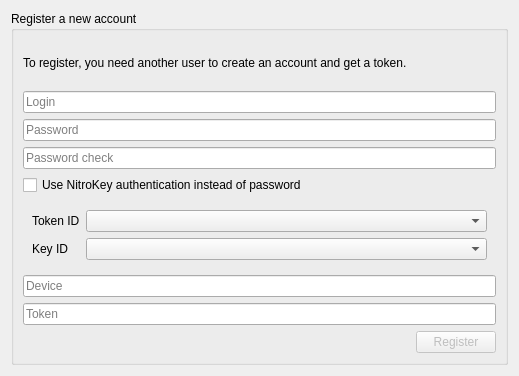
The window that parsec/core/gui/forms/login_register_user_widget.ui (Scille/parsec-cloud) describes before a commit, drawn with Qt 5.
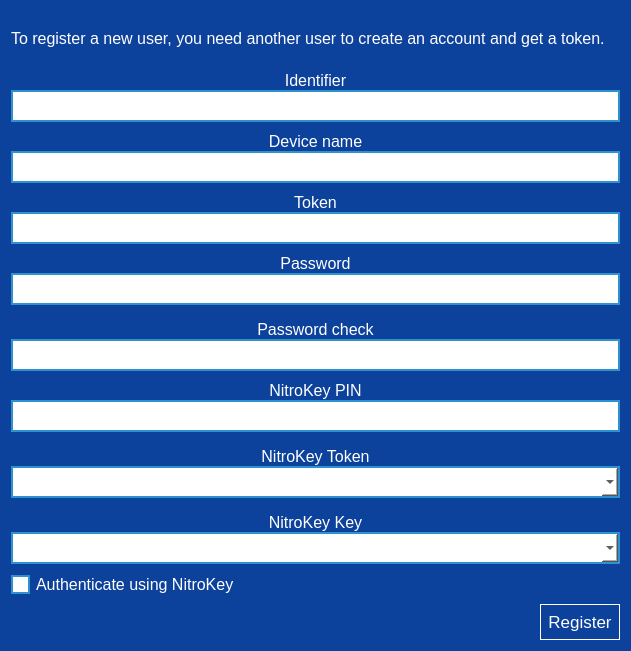
The same window after the commit. Icons and pictures are not drawn.

The edit to the form file:
```diff
--- a/parsec/core/gui/forms/login_register_user_widget.ui
+++ b/parsec/core/gui/forms/login_register_user_widget.ui
@@ -6,134 +6,638 @@
    <rect>
     <x>0</x>
     <y>0</y>
-    <width>519</width>
-    <height>376</height>
+    <width>631</width>
+    <height>651</height>
    </rect>
   </property>
   <property name="windowTitle">
    <string>Form</string>
   </property>
-  <layout class="QVBoxLayout" name="verticalLayout">
+  <property name="styleSheet">
+   <string notr="true">background-color: rgb(12, 65, 156);
+</string>
+  </property>
+  <layout class="QVBoxLayout" name="verticalLayout_4">
    <item>
-    <widget class="QGroupBox" name="group_claim">
-     <property name="enabled">
+    <widget class="QLabel" name="label_9">
+     <property name="font">
+      <font>
+       <pointsize>12</pointsize>
+      </font>
+     </property>
+     <property name="styleSheet">
+      <string notr="true">color: rgb(255, 255, 255);</string>
+     </property>
+     <property name="text">
+      <string>To register a new user, you need another user to create an account and get a token.</string>
+     </property>
+     <property name="alignment">
+      <set>Qt::AlignJustify|Qt::AlignVCenter</set>
+     </property>
+     <property name="wordWrap">
       <bool>true</bool>
      </property>
-     <property name="title">
-      <string>Register a new account</string>
+     <property name="margin">
+      <number>10</number>
      </property>
-     <layout class="QVBoxLayout" name="verticalLayout_3">
+    </widget>
+   </item>
+   <item>
+    <widget class="QWidget" name="widget" native="true">
+     <property name="sizePolicy">
+      <sizepolicy hsizetype="Expanding" vsizetype="Preferred">
+       <horstretch>0</horstretch>
+       <verstretch>0</verstretch>
+      </sizepolicy>
+     </property>
+     <property name="minimumSize">
+      <size>
+       <width>0</width>
+       <height>0</height>
+      </size>
+     </property>
+     <property name="styleSheet">
+      <string notr="true">QLineEdit
+{
+border: 2px solid rgb(46, 145, 208);
+background-color: white;
+color: black;
+}
+
+QComboBox
+{
+border: 2px solid rgb(46, 145, 208);
+background-color: white;
+color: black;
+}
+
+QComboBox::down-arrow
+{
+image: url(:/icons/images/icons/down-arrow.png);
+}
+
+QCheckBox
+{
+color: rgb(255, 255, 255);
+}
+
+QCheckBox::indicator
+{
+width: 15px;
+height: 15px;
+background-color: rgb(255, 255, 255);
+border: 2px solid rgb(46, 145, 208);
+color: black;
+}
+
+QCheckBox::indicator:checked
+{
+image: url(:/icons/images/icons/checked.png)
+}</string>
+     </property>
+     <layout class="QVBoxLayout" name="verticalLayout_6">
+      <property name="spacing">
+       <number>0</number>
+      </property>
+      <property name="leftMargin">
+       <number>0</number>
+      </property>
+      <property name="topMargin">
+       <number>0</number>
+      </property>
+      <property name="rightMargin">
+       <number>0</number>
+      </property>
+      <property name="bottomMargin">
+       <number>0</number>
+      </property>
       <item>
-       <widget class="QLabel" name="label">
-        <property name="text">
-         <string>To register, you need another user to create an account and get a token.</string>
+       <widget class="QWidget" name="widget_2" native="true">
+        <property name="styleSheet">
+         <string notr="true">QLineEdit
+{
+border: 2px solid rgb(46, 145, 208);
+background-color: white;
+color: black;
+}
+
+QComboBox
+{
+border: 2px solid rgb(46, 145, 208);
+background-color: white;
+color: black;
+}
+
+QComboBox::down-arrow
+{
+image: url(:/icons/images/icons/down-arrow.png);
+}
+
+QCheckBox
+{
+color: rgb(255, 255, 255);
+}
+
+QCheckBox::indicator
+{
+width: 15px;
+height: 15px;
+background-color: rgb(255, 255, 255);
+border: 2px solid rgb(46, 145, 208);
+color: black;
+}
+
+QCheckBox::indicator:checked
+{
+image: url(:/icons/images/icons/checked.png)
+}</string>
         </property>
-       </widget>
-      </item>
-      <item>
-       <widget class="QLineEdit" name="line_edit_login">
-        <property name="text">
-         <string/>
-        </property>
-        <property name="placeholderText">
-         <string>Login</string>
-        </property>
-       </widget>
-      </item>
-      <item>
-       <widget class="QLineEdit" name="line_edit_password">
-        <property name="echoMode">
-         <enum>QLineEdit::Password</enum>
-        </property>
-        <property name="placeholderText">
-         <string>Password</string>
-        </property>
-       </widget>
-      </item>
-      <item>
-       <widget class="QLineEdit" name="line_edit_password_check">
-        <property name="echoMode">
-         <enum>QLineEdit::Password</enum>
-        </property>
-        <property name="placeholderText">
-         <string>Password check</string>
-        </property>
-       </widget>
-      </item>
-      <item>
-       <widget class="QCheckBox" name="check_box_use_nitrokey">
-        <property name="text">
-         <string>Use NitroKey authentication instead of password</string>
-        </property>
-       </widget>
-      </item>
-      <item>
-       <widget class="QWidget" name="widget_nitrokey" native="true">
-        <layout class="QFormLayout" name="formLayout">
-         <item row="0" column="0">
-          <widget class="QLabel" name="label_2">
-           <property name="text">
-            <string>Token ID</string>
+        <layout class="QVBoxLayout" name="verticalLayout">
+         <property name="spacing">
+          <number>10</number>
+         </property>
+         <property name="leftMargin">
+          <number>0</number>
+         </property>
+         <property name="topMargin">
+          <number>0</number>
+         </property>
+         <property name="rightMargin">
+          <number>0</number>
+         </property>
+         <property name="bottomMargin">
+          <number>0</number>
+         </property>
+         <item>
+          <layout class="QVBoxLayout" name="verticalLayout_5">
+           <property name="spacing">
+            <number>0</number>
            </property>
+           <item>
+            <widget class="QLabel" name="label">
+             <property name="font">
+              <font>
+               <pointsize>12</pointsize>
+              </font>
+             </property>
+             <property name="styleSheet">
+              <string notr="true">color: rgb(255, 255, 255);</string>
+             </property>
+             <property name="text">
+              <string>Identifier</string>
+             </property>
+             <property name="alignment">
+              <set>Qt::AlignCenter</set>
+             </property>
+            </widget>
+           </item>
+           <item>
+            <widget class="QLineEdit" name="line_edit_login">
+             <property name="minimumSize">
+              <size>
+               <width>0</width>
+               <height>32</height>
+              </size>
+             </property>
+             <property name="font">
+              <font>
+               <pointsize>12</pointsize>
+              </font>
+             </property>
+            </widget>
+           </item>
+          </layout>
+         </item>
+         <item>
+          <layout class="QVBoxLayout" name="verticalLayout_7">
+           <property name="spacing">
+            <number>0</number>
+           </property>
+           <item>
+            <widget class="QLabel" name="label_7">
+             <property name="font">
+              <font>
+               <pointsize>12</pointsize>
+              </font>
+             </property>
+             <property name="styleSheet">
+              <string notr="true">color: rgb(255, 255, 255);</string>
+             </property>
+             <property name="text">
+              <string>Device name</string>
+             </property>
+             <property name="alignment">
+              <set>Qt::AlignCenter</set>
+             </property>
+            </widget>
+           </item>
+           <item>
+            <widget class="QLineEdit" name="line_edit_device">
+             <property name="minimumSize">
+              <size>
+               <width>0</width>
+               <height>32</height>
+              </size>
+             </property>
+             <property name="font">
+              <font>
+               <pointsize>12</pointsize>
+              </font>
+             </property>
+            </widget>
+           </item>
+          </layout>
+         </item>
+         <item>
+          <layout class="QVBoxLayout" name="verticalLayout_8">
+           <property name="spacing">
+            <number>0</number>
+           </property>
+           <item>
+            <widget class="QLabel" name="label_8">
+             <property name="font">
+              <font>
+               <pointsize>12</pointsize>
+              </font>
+             </property>
+             <property name="styleSheet">
+              <string notr="true">color: rgb(255, 255, 255);</string>
+             </property>
+             <property name="text">
+              <string>Token</string>
+             </property>
+             <property name="alignment">
+              <set>Qt::AlignCenter</set>
+             </property>
+            </widget>
+           </item>
+           <item>
+            <widget class="QLineEdit" name="line_edit_token">
+             <property name="minimumSize">
+              <size>
+               <width>0</width>
+               <height>32</height>
+              </size>
+             </property>
+             <property name="font">
+              <font>
+               <pointsize>12</pointsize>
+              </font>
+             </property>
+            </widget>
+           </item>
+          </layout>
+         </item>
+         <item>
+          <widget class="QWidget" name="widget_password" native="true">
+           <layout class="QVBoxLayout" name="verticalLayout_2">
+            <property name="spacing">
+             <number>15</number>
+            </property>
+            <property name="leftMargin">
+             <number>0</number>
+            </property>
+            <property name="topMargin">
+             <number>0</number>
+            </property>
+            <property name="rightMargin">
+             <number>0</number>
+            </property>
+            <property name="bottomMargin">
+             <number>0</number>
+            </property>
+            <item>
+             <layout class="QVBoxLayout" name="verticalLayout_10">
+              <property name="spacing">
+               <number>0</number>
+              </property>
+              <item>
+               <widget class="QLabel" name="label_2">
+                <property name="font">
+                 <font>
+                  <pointsize>12</pointsize>
+                 </font>
+                </property>
+                <property name="styleSheet">
+                 <string notr="true">color: rgb(255, 255, 255);</string>
+                </property>
+                <property name="text">
+                 <string>Password</string>
+                </property>
+                <property name="alignment">
+                 <set>Qt::AlignCenter</set>
+                </property>
+               </widget>
+              </item>
+              <item>
+               <widget class="QLineEdit" name="line_edit_password">
+                <property name="minimumSize">
+                 <size>
+                  <width>0</width>
+                  <height>32</height>
+                 </size>
+                </property>
+                <property name="font">
+                 <font>
+                  <pointsize>12</pointsize>
+                 </font>
+                </property>
+                <property name="styleSheet">
+                 <string notr="true"/>
+                </property>
+                <property name="text">
+                 <string/>
+                </property>
+                <property name="echoMode">
+                 <enum>QLineEdit::Password</enum>
+                </property>
+               </widget>
+              </item>
+             </layout>
+            </item>
+            <item>
+             <layout class="QVBoxLayout" name="verticalLayout_11">
+              <property name="spacing">
+               <number>0</number>
+              </property>
+              <item>
+               <widget class="QLabel" name="label_6">
+                <property name="font">
+                 <font>
+                  <pointsize>12</pointsize>
+                 </font>
+                </property>
+                <property name="styleSheet">
+                 <string notr="true">color: rgb(255, 255, 255);</string>
+                </property>
+                <property name="text">
+                 <string>Password check</string>
+                </property>
+                <property name="alignment">
+                 <set>Qt::AlignCenter</set>
+                </property>
+               </widget>
+              </item>
+              <item>
+               <widget class="QLineEdit" name="line_edit_password_check">
+                <property name="minimumSize">
+                 <size>
+                  <width>0</width>
+                  <height>32</height>
+                 </size>
+                </property>
+                <property name="font">
+                 <font>
+                  <pointsize>12</pointsize>
+                 </font>
+                </property>
+                <property name="echoMode">
+                 <enum>QLineEdit::Password</enum>
+                </property>
+               </widget>
+              </item>
+             </layout>
+            </item>
+           </layout>
           </widget>
          </item>
-         <item row="0" column="1">
-          <widget class="QComboBox" name="combo_nitrokey_token"/>
+         <item>
+          <widget class="QWidget" name="widget_nitrokey" native="true">
+           <property name="font">
+            <font>
+             <pointsize>12</pointsize>
+            </font>
+           </property>
+           <property name="styleSheet">
+            <string notr="true">color: rgb(255, 255, 255);</string>
+           </property>
+           <layout class="QVBoxLayout" name="verticalLayout_3">
+            <property name="spacing">
+             <number>15</number>
+            </property>
+            <property name="leftMargin">
+             <number>0</number>
+            </property>
+            <property name="topMargin">
+             <number>0</number>
+            </property>
+            <property name="rightMargin">
+             <number>0</number>
+            </property>
+            <property name="bottomMargin">
+             <number>0</number>
+            </property>
+            <item>
+             <layout class="QVBoxLayout" name="verticalLayout_12">
+              <property name="spacing">
+               <number>0</number>
+              </property>
+              <item>
+               <widget class="QLabel" name="label_3">
+                <property name="font">
+                 <font>
+                  <pointsize>12</pointsize>
+                 </font>
+                </property>
+                <property name="styleSheet">
+                 <string notr="true">color: rgb(255, 255, 255);</string>
+                </property>
+                <property name="text">
+                 <string>NitroKey PIN</string>
+                </property>
+                <property name="alignment">
+                 <set>Qt::AlignCenter</set>
+                </property>
+               </widget>
+              </item>
+              <item>
+               <widget class="QLineEdit" name="line_edit_nitrokey_pin">
+                <property name="minimumSize">
+                 <size>
+                  <width>0</width>
+                  <height>32</height>
+                 </size>
+                </property>
+                <property name="font">
+                 <font>
+                  <pointsize>12</pointsize>
+                 </font>
+                </property>
+                <property name="styleSheet">
+                 <string notr="true">color: rgb(0, 0, 0);</string>
+                </property>
+                <property name="text">
+                 <string/>
+                </property>
+                <property name="echoMode">
+                 <enum>QLineEdit::Password</enum>
+                </property>
+               </widget>
+              </item>
+             </layout>
+            </item>
+            <item>
+             <layout class="QVBoxLayout" name="verticalLayout_13">
+              <property name="spacing">
+               <number>0</number>
+              </property>
+              <item>
+               <widget class="QLabel" name="label_4">
+                <property name="font">
+                 <font>
+                  <pointsize>12</pointsize>
+                 </font>
+                </property>
+                <property name="styleSheet">
+                 <string notr="true">color: rgb(255, 255, 255);</string>
+                </property>
+                <property name="text">
+                 <string>NitroKey Token</string>
+                </property>
+                <property name="alignment">
+                 <set>Qt::AlignCenter</set>
+                </property>
+               </widget>
+              </item>
+              <item>
+               <widget class="QComboBox" name="combo_nitrokey_token">
+                <property name="minimumSize">
+                 <size>
+                  <width>0</width>
+                  <height>32</height>
+                 </size>
+                </property>
+                <property name="font">
+                 <font>
+                  <pointsize>12</pointsize>
+                 </font>
+                </property>
+                <property name="styleSheet">
+                 <string notr="true">color: black;</string>
+                </property>
+               </widget>
+              </item>
+             </layout>
+            </item>
+            <item>
+             <layout class="QVBoxLayout" name="verticalLayout_14">
+              <property name="spacing">
+               <number>0</number>
+              </property>
+              <item>
+               <widget class="QLabel" name="label_5">
+                <property name="font">
+                 <font>
+                  <pointsize>12</pointsize>
+                 </font>
+                </property>
+                <property name="styleSheet">
+                 <string notr="true">color: rgb(255, 255, 255);</string>
+                </property>
+                <property name="text">
+                 <string>NitroKey Key</string>
+                </property>
+                <property name="alignment">
+                 <set>Qt::AlignCenter</set>
+                </property>
+               </widget>
+              </item>
+              <item>
+               <widget class="QComboBox" name="combo_nitrokey_key">
+                <property name="minimumSize">
+                 <size>
+                  <width>0</width>
+                  <height>32</height>
+                 </size>
+                </property>
+                <property name="font">
+                 <font>
+                  <pointsize>12</pointsize>
+                 </font>
+                </property>
+                <property name="styleSheet">
+                 <string notr="true">color: black;</string>
+                </property>
+               </widget>
+              </item>
+             </layout>
+            </item>
+           </layout>
+          </widget>
          </item>
-         <item row="1" column="0">
-          <widget class="QLabel" name="label_3">
+         <item>
+          <widget class="QCheckBox" name="check_box_use_nitrokey">
+           <property name="font">
+            <font>
+             <pointsize>12</pointsize>
+            </font>
+           </property>
+           <property name="styleSheet">
+            <string notr="true"/>
+           </property>
            <property name="text">
-            <string>Key ID</string>
+            <string>Authenticate using NitroKey</string>
            </property>
+           <property name="checkable">
+            <bool>true</bool>
+           </property>
+           <property name="checked">
+            <bool>false</bool>
+           </property>
           </widget>
          </item>
-         <item row="1" column="1">
-          <widget class="QComboBox" name="combo_nitrokey_key"/>
+         <item>
+          <layout class="QHBoxLayout" name="horizontalLayout_3">
+           <property name="spacing">
+            <number>0</number>
+           </property>
+           <item>
+            <spacer name="horizontalSpacer">
+             <property name="orientation">
+              <enum>Qt::Horizontal</enum>
+             </property>
+             <property name="sizeHint" stdset="0">
+              <size>
+               <width>40</width>
+               <height>20</height>
+              </size>
+             </property>
+            </spacer>
+           </item>
+           <item>
+            <widget class="QPushButton" name="button_register">
+             <property name="font">
+              <font>
+               <pointsize>13</pointsize>
+              </font>
+             </property>
+             <property name="layoutDirection">
+              <enum>Qt::RightToLeft</enum>
+             </property>
+             <property name="styleSheet">
+              <string notr="true">border: 1px solid rgb(255, 255, 255);
+color: rgb(255, 255, 255);
+padding: 7px;</string>
+             </property>
+             <property name="text">
+              <string>Register</string>
+             </property>
+             <property name="iconSize">
+              <size>
+               <width>28</width>
+               <height>28</height>
+              </size>
+             </property>
+             <property name="flat">
+              <bool>true</bool>
+             </property>
+            </widget>
+           </item>
+          </layout>
          </item>
         </layout>
        </widget>
       </item>
-      <item>
-       <widget class="QLineEdit" name="line_edit_device">
-        <property name="placeholderText">
-         <string>Device</string>
-        </property>
-       </widget>
-      </item>
-      <item>
-       <widget class="QLineEdit" name="line_edit_token">
-        <property name="placeholderText">
-         <string>Token</string>
-        </property>
-       </widget>
-      </item>
-      <item>
-       <layout class="QHBoxLayout" name="horizontalLayout_4">
-        <item>
-         <spacer name="horizontalSpacer_2">
-          <property name="orientation">
-           <enum>Qt::Horizontal</enum>
-          </property>
-          <property name="sizeHint" stdset="0">
-           <size>
-            <width>40</width>
-            <height>20</height>
-           </size>
-          </property>
-         </spacer>
-        </item>
-        <item>
-         <widget class="QPushButton" name="button_register">
-          <property name="enabled">
-           <bool>false</bool>
-          </property>
-          <property name="text">
-           <string>Register</string>
-          </property>
-         </widget>
-        </item>
-       </layout>
-      </item>
      </layout>
     </widget>
    </item>
```
Left out of the diff: 56 changed lines with no effect on the pictures.
